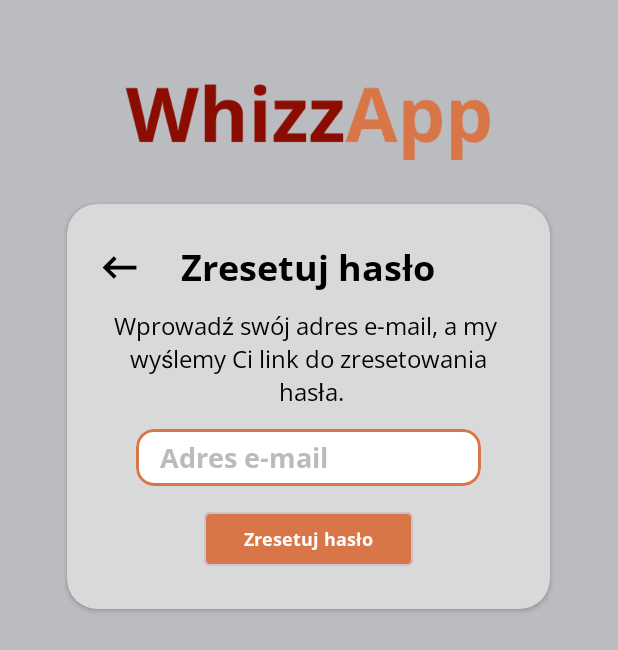
After one commit to PiotrNakonowski/WhizzApp, an Android app: the ResetPassword screen opened directly, with no data from a screen before it, on a phone screen of 412 x 824 dp. The commit adds this screen. Shown: the top 650 px of the screen. Run offline under Robolectric (Android 15) with nearby library versions, the phone set to English and light mode, and no system bars; our stand-ins replace Firebase (no records; nobody signed in at launch, a user with empty details on screens opened directly).

Commit message:
24. Dodanie funkcjonalności resetowania hasła oraz dostosowanie interfejsu logowania

```diff
--- a/MobileApp/app/src/main/AndroidManifest.xml
+++ b/MobileApp/app/src/main/AndroidManifest.xml
@@ -60,6 +60,9 @@
         <activity android:name=".NavigationMap"
             android:exported="false" />
 
+        <activity android:name=".ResetPassword"
+            android:exported="false" />
+
 
         <meta-data
             android:name="preloaded_fonts"
--- a/MobileApp/app/src/main/java/com/example/whizzapp/MainActivity.java
+++ b/MobileApp/app/src/main/java/com/example/whizzapp/MainActivity.java
@@ -3,10 +3,14 @@ package com.example.whizzapp;
 import android.content.Intent;
 import android.graphics.Color;
 import android.os.Bundle;
+import android.text.SpannableString;
+import android.text.Spanned;
+import android.text.style.ForegroundColorSpan;
 import android.util.Patterns;
 import android.view.View;
 import android.view.inputmethod.InputMethodManager;
 import android.widget.EditText;
+import android.widget.TextView;
 import android.widget.Toast;
 
 import androidx.appcompat.app.AppCompatActivity;
@@ -22,6 +26,7 @@ public class MainActivity extends AppCompatActivity {
     MaterialCardView registerButton;
     private EditText editTextEmail, editTextPassword;
     private FirebaseAuth mAuth;
+    TextView resetPassword;
     @Override
     protected void onCreate(Bundle savedInstanceState) {
         super.onCreate(savedInstanceState);
@@ -35,6 +40,7 @@ public class MainActivity extends AppCompatActivity {
         loginButton = findViewById(R.id.loginButton);
         loginFrame = findViewById(R.id.inputframe_login);
         passwordFrame = findViewById(R.id.inputframe_password);
+        resetPassword = findViewById(R.id.password_reminder_button);
 
         //LOGOWANIE AUTOMATYCZNE JEZELI UZYTKOWNIK JEST ZALOGOWANY
 
@@ -60,6 +66,30 @@ public class MainActivity extends AppCompatActivity {
         });
 
         loginButton.setOnClickListener(v -> loginUser());
+
+
+        String text = "Nie pamiętasz hasła? Kliknij!";
+        SpannableString spannableString = new SpannableString(text);
+
+        // Color for the part "Kliknij!"
+        int start = text.indexOf("Kliknij");
+        int end = start + "Kliknij".length();
+        int primaryColor = getResources().getColor(R.color.primary);
+
+        spannableString.setSpan(new ForegroundColorSpan(primaryColor), start, end, Spanned.SPAN_EXCLUSIVE_EXCLUSIVE);
+
+        // Optionally underline the entire text or a part of it
+        // spannableString.setSpan(new UnderlineSpan(), start, end, Spanned.SPAN_EXCLUSIVE_EXCLUSIVE);
+
+        resetPassword.setText(spannableString);
+        resetPassword.setOnClickListener(new View.OnClickListener() {
+            @Override
+            public void onClick(View v) {
+                Intent intent = new Intent(getApplicationContext(), ResetPassword.class);
+                startActivity(intent);
+                finish();
+            }
+        });
     }
 
     private void loginUser() {
--- /dev/null
+++ b/MobileApp/app/src/main/java/com/example/whizzapp/ResetPassword.java
@@ -0,0 +1,116 @@
+package com.example.whizzapp;
+
+import android.content.Intent;
+import android.graphics.Color;
+import android.os.Bundle;
+import android.util.Patterns;
+import android.view.View;
+import android.view.inputmethod.InputMethodManager;
+import android.widget.EditText;
+import android.widget.ImageView;
+
+import androidx.annotation.NonNull;
+import androidx.appcompat.app.AppCompatActivity;
+
+import com.google.android.gms.tasks.OnCompleteListener;
+import com.google.android.gms.tasks.Task;
+import com.google.android.material.card.MaterialCardView;
+import com.google.android.material.snackbar.Snackbar;
+import com.google.firebase.auth.FirebaseAuth;
+
+public class ResetPassword extends AppCompatActivity {
+    ImageView imageView;
+    private FirebaseAuth mAuth;
+    private MaterialCardView inputFrameEmail;
+    private EditText editTextEmail;
+    private MaterialCardView resetPasswordButton;
+    @Override
+    protected void onCreate(Bundle savedInstanceState) {
+        super.onCreate(savedInstanceState);
+        setContentView(R.layout.activity_reset_password);
+
+        mAuth = FirebaseAuth.getInstance();
+
+        inputFrameEmail = findViewById(R.id.inputframe_email);
+        editTextEmail = findViewById(R.id.email_edit_text);
+        resetPasswordButton = findViewById(R.id.resetPasswordButton);
+        imageView = findViewById(R.id.back_icon);
+
+        imageView.setOnClickListener(new View.OnClickListener() {
+            @Override
+            public void onClick(View v) {
+                Intent intent = new Intent(getApplicationContext(), MainActivity.class);
+                startActivity(intent);
+                finish();
+            }
+        });
+
+        setFocusChangeListenerForCard(inputFrameEmail, R.id.email_edit_text);
+
+        resetPasswordButton.setOnClickListener(v -> resetPassword());
+    }
+
+    private void setFocusChangeListenerForCard(MaterialCardView cardView, int editTextId) {
+        EditText editText = findViewById(editTextId);
+
+        editText.setOnFocusChangeListener(new View.OnFocusChangeListener() {
+            @Override
+            public void onFocusChange(View v, boolean hasFocus) {
+                if (hasFocus) {
+                    cardView.setStrokeColor(Color.parseColor("#D87648"));
+                } else {
+                    cardView.setStrokeColor(Color.parseColor("#B7B7B7"));
+                }
+            }
+        });
+    }
+
+    private void resetPassword() {
+        String email = editTextEmail.getText().toString().trim();
+
+        try
+        {
+            InputMethodManager imm = (InputMethodManager)getSystemService(INPUT_METHOD_SERVICE);
+            imm.hideSoftInputFromWindow(getCurrentFocus().getWindowToken(), 0);
+        }
+        catch (Exception e)
+        {
+            e.printStackTrace();
+        }
+
+        clearAllEditTextFocus();
+
+        if (email.isEmpty()) {
+            editTextEmail.setError("Wprowadź adres e-mail");
+            editTextEmail.requestFocus();
+            inputFrameEmail.setStrokeColor(getColor(R.color.error));
+            return;
+        }
+
+        if (!Patterns.EMAIL_ADDRESS.matcher(email).matches()) {
+            editTextEmail.setError("Wprowadź poprawny adres e-mail!");
+            editTextEmail.requestFocus();
+            inputFrameEmail.setStrokeColor(getColor(R.color.error));
+            return;
+        }
+
+        mAuth.sendPasswordResetEmail(email)
+                .addOnCompleteListener(new OnCompleteListener<Void>() {
+                    @Override
+                    public void onComplete(@NonNull Task<Void> task) {
+                        if (task.isSuccessful()) {
+                            Snackbar.make(findViewById(android.R.id.content), "Jeżeli wprowadzony adres e-mail jest powiązany z kontem, to wiadomość została wysłana.", Snackbar.LENGTH_LONG).show();
+                        } else {
+                            Snackbar.make(findViewById(android.R.id.content), "Nie udało się wysłać linku do zresetowania hasła.", Snackbar.LENGTH_LONG).show();
+                        }
+                    }
+                });
+    }
+
+    private void clearAllEditTextFocus() {
+        View currentFocus = getCurrentFocus();
+        if (currentFocus != null && currentFocus instanceof EditText) {
+            currentFocus.clearFocus();
+        }
+    }
+}
--- a/MobileApp/app/src/main/res/layout/activity_main.xml
+++ b/MobileApp/app/src/main/res/layout/activity_main.xml
@@ -116,9 +116,13 @@
             android:layout_gravity="center_horizontal"
             android:layout_marginTop="203dp"
             android:fontFamily="@font/open_sans_extrabold"
-            android:text="Nie pamiętasz hasła?"
+            android:text="Nie pamiętasz hasła? Kliknij!"
             android:textColor="#000000"
-            android:textSize="12sp" />
+            android:textSize="12sp"
+            android:clickable="true"
+            android:focusable="true"/>
+
+
 
         <com.google.android.material.card.MaterialCardView
             android:id="@+id/loginButton"
--- /dev/null
+++ b/MobileApp/app/src/main/res/layout/activity_reset_password.xml
@@ -0,0 +1,127 @@
+<?xml version="1.0" encoding="utf-8"?>
+<androidx.constraintlayout.widget.ConstraintLayout
+    xmlns:android="http://schemas.android.com/apk/res/android"
+    xmlns:app="http://schemas.android.com/apk/res-auto"
+    xmlns:tools="http://schemas.android.com/tools"
+    android:id="@+id/main"
+    android:layout_width="match_parent"
+    android:layout_height="match_parent"
+    android:background="@color/primary_background"
+    tools:context=".ResetPassword">
+
+    <androidx.constraintlayout.widget.ConstraintLayout
+        android:layout_width="match_parent"
+        android:layout_height="match_parent">
+
+        <ImageView
+            android:id="@+id/myImageView"
+            android:layout_width="426dp"
+            android:layout_height="150dp"
+            android:src="@drawable/whizzapp_logo"
+            app:layout_constraintBottom_toBottomOf="parent"
+            app:layout_constraintEnd_toEndOf="parent"
+            app:layout_constraintHorizontal_bias="0.533"
+            app:layout_constraintStart_toStartOf="parent"
+            app:layout_constraintTop_toTopOf="parent"
+            app:layout_constraintVertical_bias="0.00" />
+
+    </androidx.constraintlayout.widget.ConstraintLayout>
+
+    <androidx.cardview.widget.CardView
+        android:id="@+id/loginCardView"
+        android:layout_width="322dp"
+        android:layout_height="270dp"
+        android:layout_marginStart="16dp"
+        android:layout_marginTop="136dp"
+        android:layout_marginEnd="16dp"
+        app:cardBackgroundColor="@color/secondary_background"
+        app:cardCornerRadius="20dp"
+        app:layout_constraintEnd_toEndOf="parent"
+        app:layout_constraintHorizontal_bias="0.491"
+        app:layout_constraintStart_toStartOf="parent"
+        app:layout_constraintTop_toTopOf="parent">
+
+        <TextView
+            android:layout_width="wrap_content"
+            android:layout_height="wrap_content"
+            android:layout_gravity="center_horizontal"
+            android:layout_marginTop="25dp"
+            android:fontFamily="@font/open_sans_bold"
+            android:text="Zresetuj hasło"
+            android:textColor="#000000"
+            android:textSize="24sp" />
+
+        <TextView
+            android:layout_width="wrap_content"
+            android:layout_height="wrap_content"
+            android:layout_gravity="center_horizontal"
+            android:layout_marginTop="70dp"
+            android:fontFamily="@font/open_sans"
+            android:text="Wprowadź swój adres e-mail, a my \n wyślemy Ci link do zresetowania \n hasła."
+            android:textColor="#000000"
+            android:textAlignment="center"
+            android:textSize="16sp" />
+
+
+        <ImageView
+            android:id="@+id/back_icon"
+            android:layout_width="30dp"
+            android:layout_height="30dp"
+            android:src="@drawable/baseline_keyboard_backspace_24"
+            android:layout_marginTop="27dp"
+            android:layout_marginStart="20dp"/>
+
+        <com.google.android.material.card.MaterialCardView
+            android:id="@+id/inputframe_email"
+            android:layout_width="230dp"
+            android:layout_height="38dp"
+            android:layout_gravity="center_horizontal"
+            android:layout_marginTop="150dp"
+            android:padding="16dp"
+            app:cardBackgroundColor="@android:color/white"
+            app:cardCornerRadius="12dp"
+            app:strokeColor="#B7B7B7"
+            app:strokeWidth="2dp">
+
+            <!-- Pole do wprowadzania tekstu na e-mail -->
+            <EditText
+                android:id="@+id/email_edit_text"
+                android:layout_width="match_parent"
+                android:layout_height="wrap_content"
+                android:layout_gravity="center_vertical"
+                android:background="@null"
+                android:fontFamily="@font/open_sans_bold"
+                android:hint="Adres e-mail"
+                android:inputType="textEmailAddress"
+                android:paddingStart="16dp"
+                android:paddingEnd="16dp"
+                android:textColor="#000000"
+                android:textColorHint="#BBBBBB" />
+
+        </com.google.android.material.card.MaterialCardView>
+
+        <com.google.android.material.card.MaterialCardView
+            android:id="@+id/resetPasswordButton"
+            android:layout_width="139dp"
+            android:layout_height="36dp"
+            android:layout_gravity="center_horizontal"
+            android:layout_marginTop="205dp"
+            android:clickable="true"
+            android:focusable="true"
+            android:padding="16dp"
+            app:cardBackgroundColor="@color/primary"
+            app:cardCornerRadius="4dp">
+
+            <TextView
+                android:layout_width="wrap_content"
+                android:layout_height="wrap_content"
+                android:layout_gravity="center"
+                android:fontFamily="@font/open_sans_bold"
+                android:text="Zresetuj hasło"
+                android:textColor="@color/white"
+                android:textSize="12sp" />
+        </com.google.android.material.card.MaterialCardView>
+
+    </androidx.cardview.widget.CardView>
+
+</androidx.constraintlayout.widget.ConstraintLayout>
```
